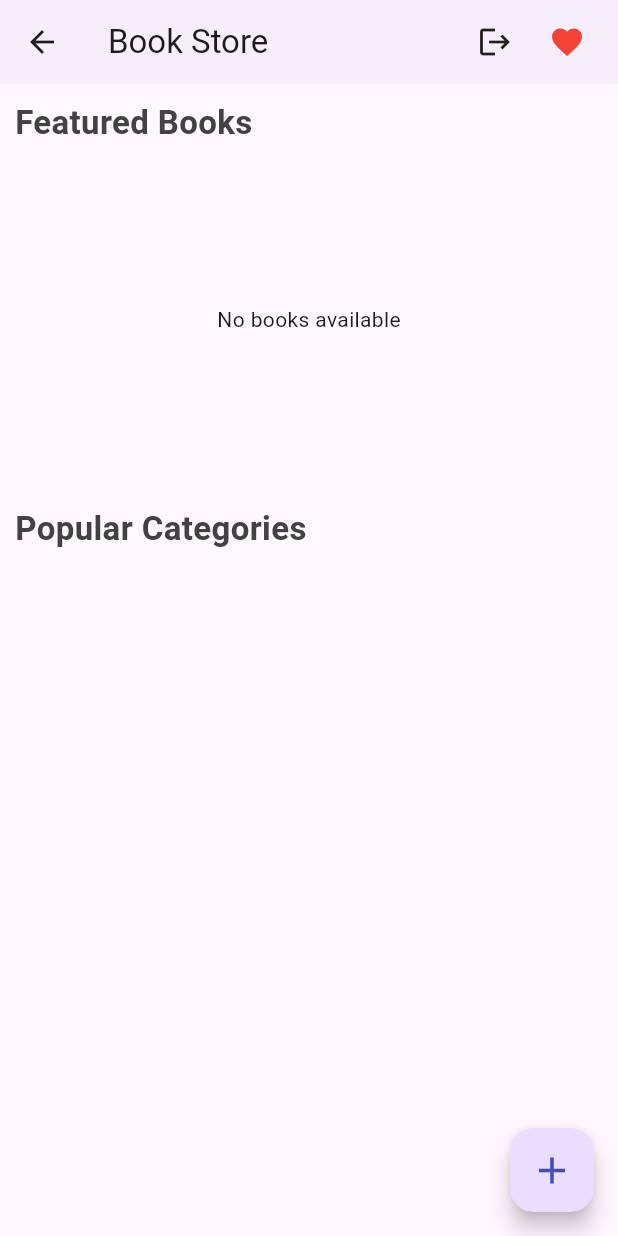
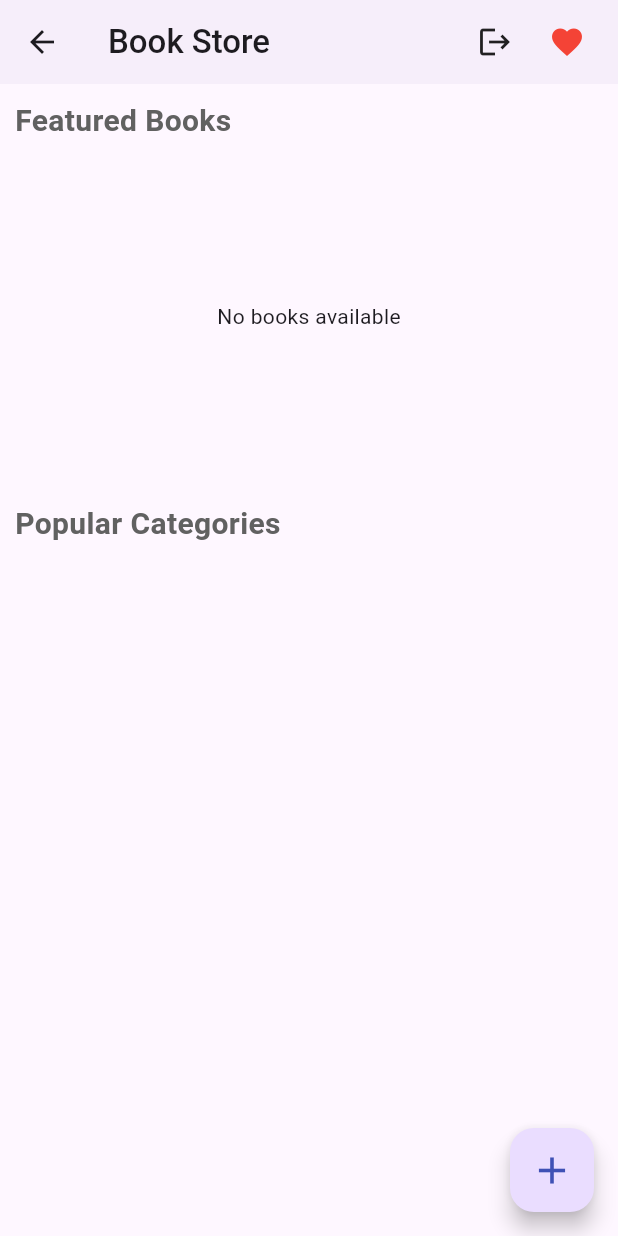
Before and after one commit to HeshmatGhaffariHadid/Supabase_bookStore, a Flutter app: the HomePage screen opened by its route, on a phone screen of 412 x 824 dp. Run offline on Flutter 3.47's test engine with Material 3 defaults, Android fonts, the phone set to English and light mode, and no system bars; our stand-ins replace supabase_flutter; accounts and stored records are empty.

Commit message:
home page design refined2

```diff
--- a/lib/pages/home_page.dart
+++ b/lib/pages/home_page.dart
@@ -81,7 +81,7 @@ class _HomePageState extends State<HomePage> {
   Widget build(BuildContext context) {
     return Scaffold(
       appBar: AppBar(
-        title: const Text('Book Store'),
+        title: const Text('Book Store', style: TextStyle(fontWeight: FontWeight.w500),),
         actions: [
           IconButton(
             icon: const Icon(Icons.logout, color: Colors.black87),
@@ -114,9 +114,9 @@ class _HomePageState extends State<HomePage> {
             Text(
               'Featured Books',
               style: TextStyle(
-                fontSize: 22,
+                fontSize: 20,
                 fontWeight: FontWeight.bold,
-                color: Colors.grey[800],
+                color: Colors.grey[700],
               ),
             ),
             const SizedBox(height: 16),
@@ -136,9 +136,9 @@ class _HomePageState extends State<HomePage> {
             Text(
               'Popular Categories',
               style: TextStyle(
-                fontSize: 22,
+                fontSize: 20,
                 fontWeight: FontWeight.bold,
-                color: Colors.grey[800],
+                color: Colors.grey[700],
               ),
             ),
             const SizedBox(height: 16),
```
